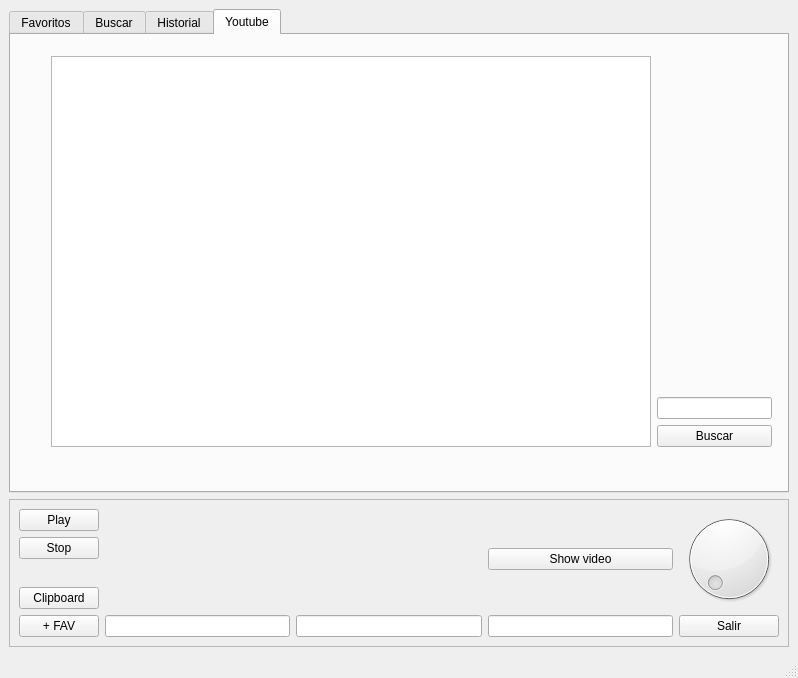
waltermas-gitter/jardinderadios, file jardin.ui: the form before one commit.
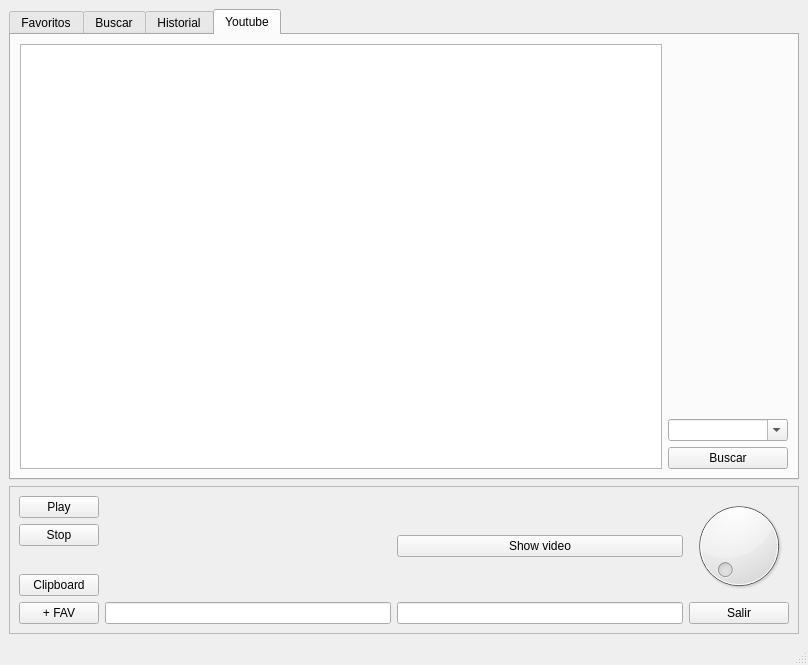
The form after the commit. Icons and pictures are not drawn.

Commit message: sacado subtitle

```diff
--- a/jardin.ui
+++ b/jardin.ui
@@ -6,8 +6,8 @@
    <rect>
     <x>0</x>
     <y>0</y>
-    <width>798</width>
-    <height>678</height>
+    <width>808</width>
+    <height>665</height>
    </rect>
   </property>
   <property name="sizePolicy">
@@ -174,15 +174,8 @@
        <attribute name="title">
         <string>Youtube</string>
        </attribute>
-       <widget class="QWidget" name="">
-        <property name="geometry">
-         <rect>
-          <x>40</x>
-          <y>21</y>
-          <width>721</width>
-          <height>391</height>
-         </rect>
-        </property>
+       <layout class="QVBoxLayout" name="verticalLayout_8">
+        <item>
         <layout class="QHBoxLayout" name="horizontalLayout_4">
          <item>
           <widget class="QTableWidget" name="youtubeTableWidget">
@@ -203,14 +196,24 @@
              </property>
              <property name="sizeHint" stdset="0">
               <size>
-               <width>20</width>
+                <width>120</width>
                <height>40</height>
               </size>
              </property>
             </spacer>
            </item>
            <item>
-            <widget class="QLineEdit" name="youtubeLineEdit"/>
+             <widget class="QComboBox" name="youtubeComboBox">
+              <property name="minimumSize">
+               <size>
+                <width>0</width>
+                <height>0</height>
+               </size>
+              </property>
+              <property name="editable">
+               <bool>true</bool>
+              </property>
+             </widget>
            </item>
            <item>
             <widget class="QPushButton" name="ytBuscarPushButton">
@@ -222,7 +225,8 @@
           </layout>
          </item>
         </layout>
-       </widget>
+        </item>
+       </layout>
       </widget>
      </widget>
     </item>
@@ -235,32 +239,13 @@
        <enum>QFrame::Raised</enum>
       </property>
       <layout class="QGridLayout" name="gridLayout">
-       <item row="0" column="3">
+       <item row="0" column="2">
         <widget class="QPushButton" name="videoPushButton">
          <property name="text">
           <string>Show video</string>
          </property>
         </widget>
        </item>
-       <item row="1" column="1">
-        <widget class="QLineEdit" name="subtitleLineEdit"/>
-       </item>
-       <item row="1" column="3">
-        <widget class="QLineEdit" name="tagLineEdit"/>
-       </item>
-       <item row="0" column="4">
-        <widget class="QDial" name="volumeDial"/>
-       </item>
-       <item row="1" column="4">
-        <widget class="QPushButton" name="salirPushButton">
-         <property name="text">
-          <string>Salir</string>
-         </property>
-        </widget>
-       </item>
-       <item row="1" column="2">
-        <widget class="QLineEdit" name="titleLineEdit"/>
-       </item>
        <item row="0" column="0" rowspan="2">
         <layout class="QVBoxLayout" name="verticalLayout">
          <item>
@@ -306,6 +291,22 @@
          </item>
         </layout>
        </item>
+       <item row="1" column="2">
+        <widget class="QLineEdit" name="tagLineEdit"/>
+       </item>
+       <item row="1" column="1">
+        <widget class="QLineEdit" name="titleLineEdit"/>
+       </item>
+       <item row="1" column="3">
+        <widget class="QPushButton" name="salirPushButton">
+         <property name="text">
+          <string>Salir</string>
+         </property>
+        </widget>
+       </item>
+       <item row="0" column="3">
+        <widget class="QDial" name="volumeDial"/>
+       </item>
       </layout>
      </widget>
     </item>
```
Left out of the diff: 3 changed lines with no effect on the pictures. Lines whose indentation alone changed are shown as unchanged. The commit also changes 2 other files.
